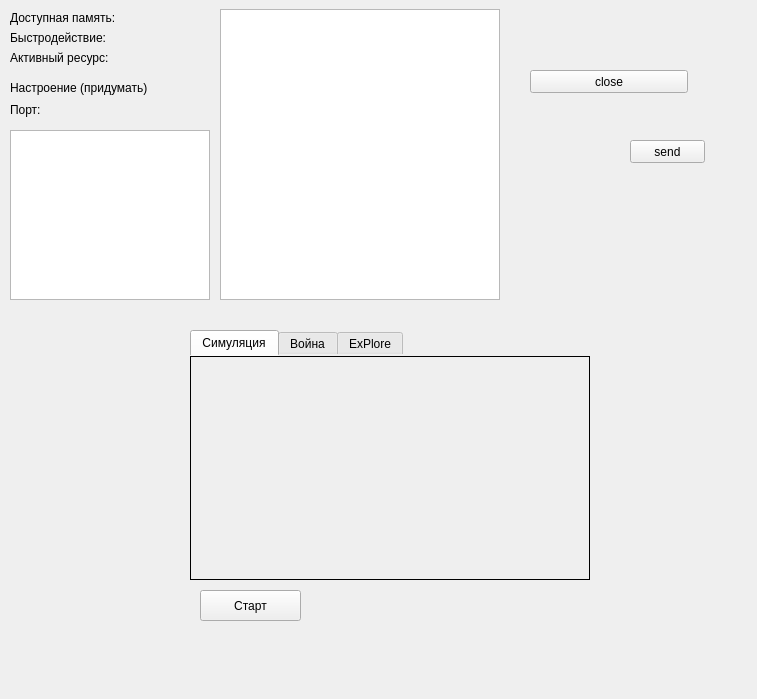
Old version of the form widget.ui in the repository Wasd96/PLORE.
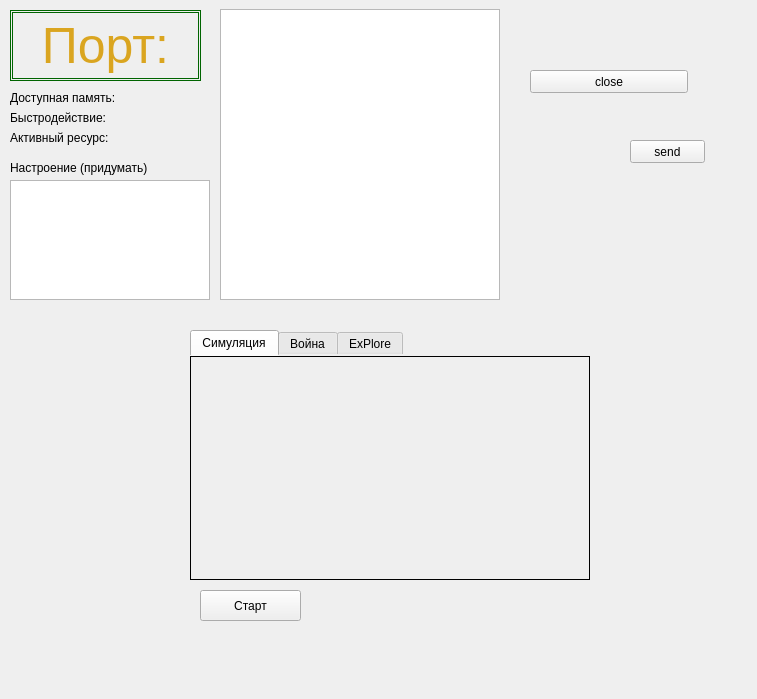
New version of the form.

Patch:
```diff
--- a/widget.ui
+++ b/widget.ui
@@ -163,22 +163,36 @@
    <property name="geometry">
     <rect>
      <x>10</x>
-     <y>100</y>
-     <width>101</width>
-     <height>20</height>
+     <y>10</y>
+     <width>191</width>
+     <height>71</height>
     </rect>
    </property>
+   <property name="layoutDirection">
+    <enum>Qt::LeftToRight</enum>
+   </property>
+   <property name="styleSheet">
+    <string notr="true">QLabel
+{
+	color: #daa520;
+	font-size: 50px;
+	border: 3px double darkgreen;
+}</string>
+   </property>
    <property name="text">
     <string>Порт:</string>
    </property>
+   <property name="alignment">
+    <set>Qt::AlignCenter</set>
+   </property>
   </widget>
   <widget class="QPlainTextEdit" name="connections">
    <property name="geometry">
     <rect>
      <x>10</x>
-     <y>130</y>
+     <y>180</y>
      <width>200</width>
-     <height>170</height>
+     <height>120</height>
     </rect>
    </property>
   </widget>
@@ -186,7 +200,7 @@
    <property name="geometry">
     <rect>
      <x>10</x>
-     <y>10</y>
+     <y>90</y>
      <width>161</width>
      <height>16</height>
     </rect>
@@ -199,7 +213,7 @@
    <property name="geometry">
     <rect>
      <x>10</x>
-     <y>30</y>
+     <y>110</y>
      <width>161</width>
      <height>16</height>
     </rect>
@@ -212,7 +226,7 @@
    <property name="geometry">
     <rect>
      <x>10</x>
-     <y>50</y>
+     <y>130</y>
      <width>161</width>
      <height>16</height>
     </rect>
@@ -225,7 +239,7 @@
    <property name="geometry">
     <rect>
      <x>10</x>
-     <y>80</y>
+     <y>160</y>
      <width>141</width>
      <height>16</height>
     </rect>
```
